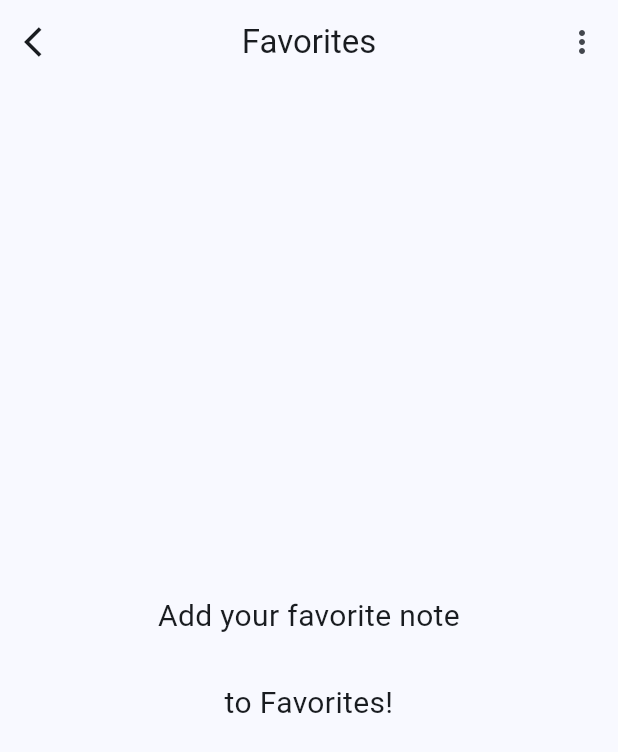
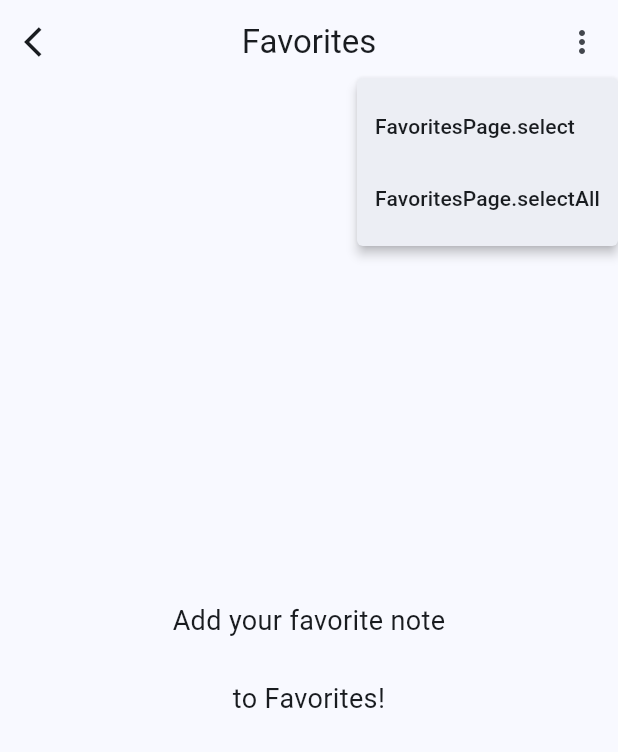
Before and after one commit to diuyuy/simple_note_app, a Flutter app: the FavoritesPage screen opened by its route, after a tap on the "more vert" icon, on a phone screen of 412 x 824 dp. Shown: the top 752 px of the screen. Run offline on Flutter 3.47's test engine with Material 3 defaults, Android fonts, the phone set to English and light mode, and no system bars; our stand-ins replace bloc, easy_localization, flutter_bloc, flutter_screenutil, freezed_annotation, gap and 5 more; accounts and stored records are empty.

Commit message:
feat: update favorites page to include note selection functionality and adjust font size for empty note text

```diff
--- a/lib/core/constants/app_constants.dart
+++ b/lib/core/constants/app_constants.dart
@@ -2,7 +2,7 @@ class AppConstants {
   static const String untitled = 'AppConstants.untitled';
 
   static const double drawerTileFontSize = 16.0;
-  static const double emptyNoteTextFontSize = 20.0;
+  static const double emptyNoteTextFontSize = 18.0;
   static const double noteCardTitleFontSize = 16.0;
   static const double noteCardDateFontSize = 14.0;
   static const double titleDefaulFontSize = 16.0;
--- a/lib/features/note/presentation/pages/favorite/favorites_page.dart
+++ b/lib/features/note/presentation/pages/favorite/favorites_page.dart
@@ -1,8 +1,11 @@
 import 'package:easy_localization/easy_localization.dart';
 import 'package:flutter/material.dart';
 import 'package:flutter_bloc/flutter_bloc.dart';
+import 'package:flutter_screenutil/flutter_screenutil.dart';
 import 'package:go_router/go_router.dart';
+import 'package:simple_note_app/core/utils/show_no_note_to_select_dialog.dart';
 
+import '../../../../../core/constants/app_constants.dart';
 import '../../../../../core/enum/previous_page.dart';
 import '../../../../../core/router/note_selection_args.dart';
 import '../../../../../core/router/router_path.dart';
@@ -28,7 +31,7 @@ class FavoritesPage extends StatelessWidget {
         centerTitle: true,
         actions: [
           MyMenuAnchor(
-            menuChildren: <MenuItemButton>[],
+            menuChildren: buildMenuItemButtonList(context),
           ),
         ],
       ),
@@ -88,4 +91,54 @@ class FavoritesPage extends StatelessWidget {
       ),
     );
   }
+
+  List<MenuItemButton> buildMenuItemButtonList(BuildContext context) {
+    final notes = context.watch<NoteBloc>().state.notes;
+
+    final favoritesNotes = notes.where((note) => note.isFavorite).toList();
+
+    return [
+      MenuItemButton(
+        style: MenuItemButton.styleFrom(
+          minimumSize: Size(
+            AppConstants.menuAnchorMinWidth.w,
+            AppConstants.menuAnchorMinHeight.w,
+          ),
+        ),
+        onPressed: () {
+          if (favoritesNotes.isEmpty) {
+            showNoNoteToSelectDialog(context);
+            return;
+          }
+
+          context.push(
+            RouterPath.noteSelectionPage,
+            extra: NoteSelectionArgs(
+              selectedNotes: <String>[],
+              previousPage: PreviousPage.favorite,
+            ),
+          );
+        },
+        child: Text('FavoritesPage.select'.tr()),
+      ),
+      MenuItemButton(
+        onPressed: () {
+          if (favoritesNotes.isEmpty) {
+            showNoNoteToSelectDialog(context);
+            return;
+          }
+
+          context.push(
+            RouterPath.noteSelectionPage,
+            extra: NoteSelectionArgs(
+              selectedNotes:
+                  favoritesNotes.map((favorite) => favorite.id).toList(),
+              previousPage: PreviousPage.favorite,
+            ),
+          );
+        },
+        child: Text('FavoritesPage.selectAll'.tr()),
+      ),
+    ];
+  }
 }
```
